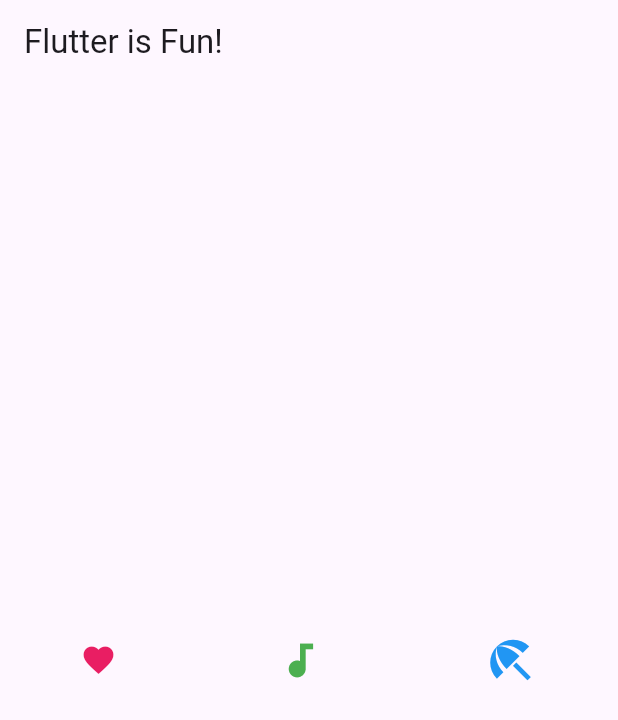
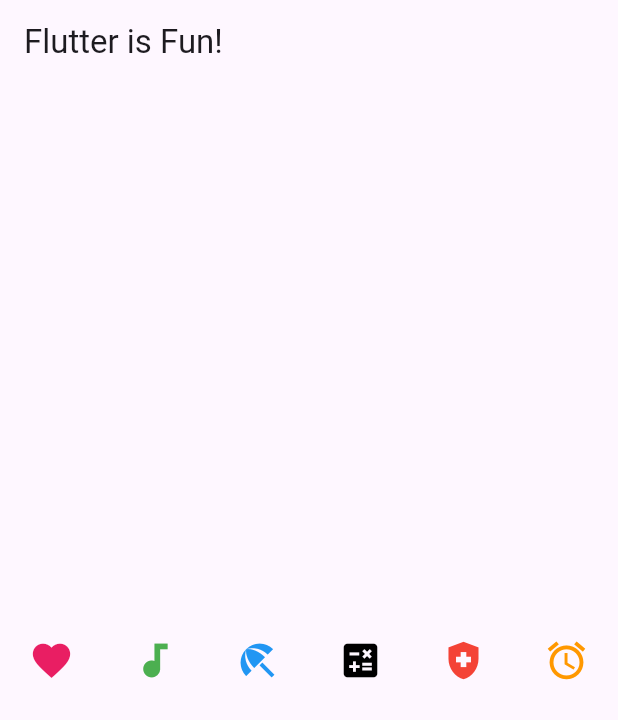
Before and after one commit to Tmaku18/cw01, a Flutter app: the screen it shows after launch, on a phone screen of 412 x 824 dp. Shown: the top 720 px of the screen. Run offline on Flutter 3.47's test engine with Material 3 defaults, Android fonts, the phone set to English and light mode, and no system bars.

Commit message:
added more icons, generated files for web debugging

```diff
--- a/team_app/lib/main.dart
+++ b/team_app/lib/main.dart
@@ -39,7 +39,7 @@ class HomePage extends StatelessWidget {
                 Icon(
                   Icons.favorite,
                   color: Colors.pink,
-                  size: 24.0,
+                  size: 30.0,
                   semanticLabel: 'Text to announce in accessibility modes',
                 ),
                 Icon(
@@ -50,7 +50,22 @@ class HomePage extends StatelessWidget {
                 Icon(
                   Icons.beach_access,
                   color: Colors.blue,
-                  size: 36.0,
+                  size: 30.0,
+                ),
+                Icon(
+                  Icons.calculate,
+                  color: Colors.black,
+                  size: 30.0,
+                ),
+                Icon(
+                  Icons.health_and_safety,
+                  color: Colors.red,
+                  size: 30.0,
+                ),
+                Icon(
+                  Icons.alarm,
+                  color: Colors.orange,
+                  size: 30.0,
                 ),
               ],
             ),
```
